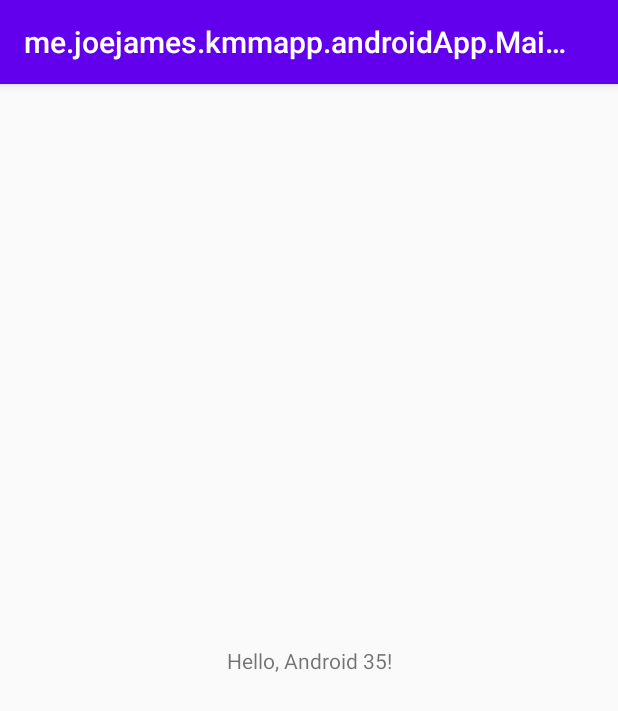
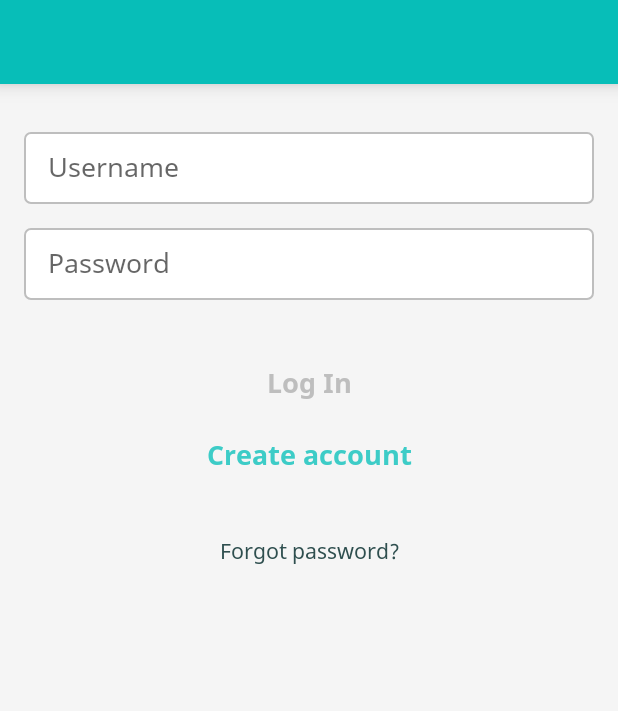
Before and after one commit to jjames96/cross-platform-mobile-app-example, an Android app: the screen it shows after launch (MainActivity before the commit, AuthenticationActivity after it), on a phone screen of 412 x 824 dp. Shown: the top 711 px of the screen. Run offline under Robolectric (Android 15) with nearby library versions, the phone set to English and light mode, and no system bars.

Commit message:
Android basic auth screen

```diff
--- a/androidApp/src/main/java/me/joejames/kmmapp/androidApp/MainActivity.kt
+++ b/androidApp/src/main/java/me/joejames/kmmapp/androidApp/MainActivity.kt
@@ -1,14 +1,17 @@
 package me.joejames.kmmapp.androidApp
 
+import android.content.Intent
 import androidx.appcompat.app.AppCompatActivity
 import android.os.Bundle
 import me.joejames.kmmapp.shared.Greeting
 import android.widget.TextView
+import me.joejames.kmmapp.androidApp.screen.authentication.AuthenticationActivity
 
 fun greet(): String {
     return Greeting().greeting()
 }
 
+// TODO Refactor MainActivity into launch screen
 class MainActivity : AppCompatActivity() {
     override fun onCreate(savedInstanceState: Bundle?) {
         super.onCreate(savedInstanceState)
@@ -16,5 +19,7 @@ class MainActivity : AppCompatActivity() {
 
         val tv: TextView = findViewById(R.id.text_view)
         tv.text = greet()
+
+        startActivity(Intent(this, AuthenticationActivity::class.java))
     }
 }
--- /dev/null
+++ b/androidApp/src/main/java/me/joejames/kmmapp/androidApp/dependency/InjectionImpl.kt
@@ -0,0 +1,10 @@
+package me.joejames.kmmapp.androidApp.dependency
+
+import me.joejames.kmmapp.shared.dependency.Injection
+import me.joejames.kmmapp.shared.screen.authentication.AuthenticationPresenter
+
+class InjectionImpl : Injection {
+    override fun authenticationPresenter() = AuthenticationPresenter()
+}
+
+val injection = InjectionImpl()
--- /dev/null
+++ b/androidApp/src/main/java/me/joejames/kmmapp/androidApp/listener/TextChangedListener.kt
@@ -0,0 +1,13 @@
+package me.joejames.kmmapp.androidApp.listener
+
+import android.text.Editable
+import android.text.TextWatcher
+
+class TextChangedListener(private val callback: () -> Unit) : TextWatcher {
+    override fun afterTextChanged(s: Editable?) { }
+    override fun beforeTextChanged(s: CharSequence?, start: Int, count: Int, after: Int) { }
+
+    override fun onTextChanged(s: CharSequence?, start: Int, before: Int, count: Int) {
+        callback()
+    }
+}
--- /dev/null
+++ b/androidApp/src/main/java/me/joejames/kmmapp/androidApp/screen/authentication/AuthenticationActivity.kt
@@ -0,0 +1,84 @@
+package me.joejames.kmmapp.androidApp.screen.authentication
+
+import android.os.Bundle
+import android.text.Editable
+import android.text.TextWatcher
+import android.widget.Button
+import android.widget.EditText
+import me.joejames.kmmapp.androidApp.R
+import me.joejames.kmmapp.androidApp.dependency.injection
+import me.joejames.kmmapp.androidApp.listener.TextChangedListener
+import me.joejames.kmmapp.androidApp.screen.BaseActivity
+import me.joejames.kmmapp.shared.screen.authentication.AuthenticationContract
+
+class AuthenticationActivity : BaseActivity(), AuthenticationContract.View {
+    private lateinit var presenter: AuthenticationContract.Presenter
+
+    override fun onCreate(savedInstanceState: Bundle?) {
+        super.onCreate(savedInstanceState)
+        setContentView(R.layout.activity_authentication)
+
+        presenter = injection.authenticationPresenter()
+
+        setUpButtonTappedListeners()
+        setUpInputTextChangedListeners()
+    }
+
+    override fun onStart() {
+        super.onStart()
+        presenter.takeView(this)
+    }
+
+    override fun onStop() {
+        super.onStop()
+        presenter.dropView()
+    }
+
+    override fun setLogInButtonEnabled(isEnabled: Boolean) {
+        val logInButton = findViewById<Button>(R.id.logInButton)
+        logInButton.isEnabled = isEnabled
+    }
+
+    override fun goToCreateAccountScreen(populateUsername: String, populatePassword: String) {
+        // TODO
+    }
+
+    private fun setUpButtonTappedListeners() {
+        val logInButton = findViewById<Button>(R.id.logInButton)
+        val createAccountButton = findViewById<Button>(R.id.createAccountButton)
+        val forgotPasswordButton = findViewById<Button>(R.id.forgotPasswordButton)
+        val usernameEditText = findViewById<EditText>(R.id.usernameEditText)
+        val passwordEditText = findViewById<EditText>(R.id.passwordEditText)
+
+        logInButton.setOnClickListener {
+            presenter.logInButtonTapped(
+                usernameEditText.text.toString(),
+                passwordEditText.text.toString()
+            )
+        }
+
+        createAccountButton.setOnClickListener {
+            presenter.createAccountButtonTapped(
+                usernameEditText.text.toString(),
+                passwordEditText.text.toString()
+            )
+        }
+
+        forgotPasswordButton.setOnClickListener { presenter.forgotPasswordButtonTapped() }
+    }
+
+    private fun setUpInputTextChangedListeners() {
+        val usernameEditText = findViewById<EditText>(R.id.usernameEditText)
+        val passwordEditText = findViewById<EditText>(R.id.passwordEditText)
+
+        val textChangedListener = TextChangedListener {
+            presenter.textInputsChanged(
+                usernameEditText.text.toString(),
+                passwordEditText.text.toString()
+            )
+        }
+
+        usernameEditText.addTextChangedListener(textChangedListener)
+        passwordEditText.addTextChangedListener(textChangedListener)
+    }
+}
--- /dev/null
+++ b/androidApp/src/main/res/drawable/plain_text_button_large_text_colour.xml
@@ -0,0 +1,5 @@
+<?xml version="1.0" encoding="utf-8"?>
+<selector xmlns:android="http://schemas.android.com/apk/res/android">
+    <item android:state_enabled="true" android:color="@color/turquoise" />
+    <item android:state_enabled="false" android:color="@color/silver" />
+</selector>
--- /dev/null
+++ b/androidApp/src/main/res/drawable/rounded_input_background.xml
@@ -0,0 +1,8 @@
+<?xml version="1.0" encoding="utf-8"?>
+<shape xmlns:android="http://schemas.android.com/apk/res/android">
+    <corners android:radius="4dp" />
+    <stroke
+        android:width="1dp"
+        android:color="@color/silver" />
+    <solid android:color="@color/white" />
+</shape>
--- /dev/null
+++ b/androidApp/src/main/res/layout/activity_authentication.xml
@@ -0,0 +1,68 @@
+<?xml version="1.0" encoding="utf-8"?>
+<androidx.constraintlayout.widget.ConstraintLayout xmlns:android="http://schemas.android.com/apk/res/android"
+    xmlns:app="http://schemas.android.com/apk/res-auto"
+    xmlns:tools="http://schemas.android.com/tools"
+    android:layout_width="match_parent"
+    android:layout_height="match_parent"
+    android:background="@color/wild_sand"
+    tools:context=".screen.authentication.AuthenticationActivity">
+
+    <androidx.appcompat.widget.Toolbar
+        android:id="@+id/toolbar"
+        android:layout_width="match_parent"
+        android:layout_height="?attr/actionBarSize"
+        android:background="@color/robins_egg_blue"
+        android:elevation="8dp"
+        app:layout_constraintTop_toTopOf="parent" />
+
+    <ScrollView
+        android:layout_width="match_parent"
+        android:layout_height="0dp"
+        android:fillViewport="true"
+        app:layout_constraintTop_toBottomOf="@id/toolbar">
+
+        <LinearLayout
+            android:layout_width="match_parent"
+            android:layout_height="wrap_content"
+            android:orientation="vertical">
+
+            <EditText
+                android:id="@+id/usernameEditText"
+                style="@style/RoundedEditTextInput"
+                android:layout_marginTop="32dp"
+                android:hint="@string/authentication_username_hint"
+                android:inputType="text" />
+
+            <EditText
+                android:id="@+id/passwordEditText"
+                style="@style/RoundedEditTextInput"
+                android:layout_marginTop="16dp"
+                android:hint="@string/authentication_password_hint"
+                android:inputType="textPassword" />
+
+            <Button
+                android:id="@+id/logInButton"
+                style="@style/PlainTextButton.Large"
+                android:layout_width="match_parent"
+                android:layout_marginTop="32dp"
+                android:enabled="false"
+                android:text="@string/authentication_log_in_button" />
+
+            <Button
+                android:id="@+id/createAccountButton"
+                style="@style/PlainTextButton.Large"
+                android:layout_width="match_parent"
+                android:text="@string/authentication_create_account_button" />
+
+            <Button
+                android:id="@+id/forgotPasswordButton"
+                style="@style/PlainTextButton.Regular"
+                android:layout_width="match_parent"
+                android:layout_marginTop="16dp"
+                android:text="@string/authentication_forgot_password_button" />
+
+        </LinearLayout>
+
+    </ScrollView>
+
+</androidx.constraintlayout.widget.ConstraintLayout>
--- a/androidApp/src/main/res/values/colors.xml
+++ b/androidApp/src/main/res/values/colors.xml
@@ -1,6 +1,13 @@
 <?xml version="1.0" encoding="utf-8"?>
 <resources>
-    <color name="colorPrimary">#6200EE</color>
-    <color name="colorPrimaryDark">#3700B3</color>
-    <color name="colorAccent">#03DAC5</color>
+    <color name="colorPrimary">@color/robins_egg_blue</color>
+    <color name="colorPrimaryDark">@color/robins_egg_blue</color>
+    <color name="colorAccent">@color/robins_egg_blue</color>
+
+    <color name="robins_egg_blue">#07BEB8</color>
+    <color name="turquoise">#3DCCC7</color>
+    <color name="spectra">#2F4F4F</color>
+    <color name="silver">#BEBEBE</color>
+    <color name="wild_sand">#F5F5F5</color>
+    <color name="white">#FFFFFF</color>
 </resources>
--- /dev/null
+++ b/androidApp/src/main/res/values/strings.xml
@@ -0,0 +1,8 @@
+<resources>
+    <!--  Authentication screen  -->
+    <string name="authentication_username_hint">Username</string>
+    <string name="authentication_password_hint">Password</string>
+    <string name="authentication_log_in_button">Log In</string>
+    <string name="authentication_create_account_button">Create account</string>
+    <string name="authentication_forgot_password_button">Forgot password?</string>
+</resources>
--- a/androidApp/src/main/res/values/styles.xml
+++ b/androidApp/src/main/res/values/styles.xml
@@ -1,10 +1,42 @@
 <resources>
     <!-- Base application theme. -->
-    <style name="AppTheme" parent="Theme.AppCompat.Light.DarkActionBar">
+    <style name="AppTheme" parent="Theme.AppCompat.Light.NoActionBar">
         <!-- Customize your theme here. -->
         <item name="colorPrimary">@color/colorPrimary</item>
         <item name="colorPrimaryDark">@color/colorPrimaryDark</item>
         <item name="colorAccent">@color/colorAccent</item>
     </style>
 
+    <style name="RoundedEditTextInput">
+        <item name="android:paddingStart">16dp</item>
+        <item name="android:paddingEnd">16dp</item>
+        <item name="android:layout_marginStart">16dp</item>
+        <item name="android:layout_marginEnd">16dp</item>
+        <item name="android:layout_width">match_parent</item>
+        <item name="android:layout_height">48dp</item>
+        <item name="android:background">@drawable/rounded_input_background</item>
+        <item name="android:fontFamily">@font/noto_sans_regular</item>
+    </style>
+
+    <style name="PlainTextButton">
+        <item name="android:background">?selectableItemBackground</item>
+        <item name="android:layout_marginStart">16dp</item>
+        <item name="android:layout_marginEnd">16dp</item>
+        <item name="textAllCaps">false</item>
+        <item name="android:minWidth">48dp</item>
+        <item name="android:layout_height">48dp</item>
+    </style>
+
+    <style name="PlainTextButton.Large" parent="PlainTextButton">
+        <item name="android:fontFamily">@font/noto_sans_bold</item>
+        <item name="android:textSize">18sp</item>
+        <item name="android:textColor">@drawable/plain_text_button_large_text_colour</item>
+    </style>
+
+    <style name="PlainTextButton.Regular" parent="PlainTextButton">
+        <item name="android:fontFamily">@font/noto_sans_regular</item>
+        <item name="android:textSize">14sp</item>
+        <item name="android:textColor">@color/spectra</item>
+    </style>
+
 </resources>
```
Also changed, not shown: androidApp/src/main/AndroidManifest.xml (+8 -6 lines), androidApp/src/main/res/font/noto_sans_bold.ttf (added), androidApp/src/main/res/font/noto_sans_regular.ttf (added).
